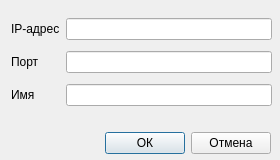
This is dialogsetup.ui in IDLp1/dipp as Qt 5 draws it before an edit. The edited form follows.
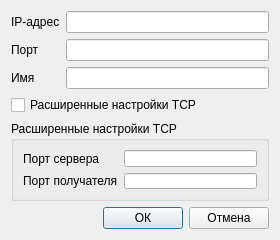
This is the edited form.

Patch:
```diff
--- a/dialogsetup.ui
+++ b/dialogsetup.ui
@@ -7,7 +7,7 @@
     <x>0</x>
     <y>0</y>
     <width>280</width>
-    <height>160</height>
+    <height>240</height>
    </rect>
   </property>
   <property name="sizePolicy">
@@ -19,67 +19,21 @@
   <property name="minimumSize">
    <size>
     <width>280</width>
-    <height>160</height>
+    <height>240</height>
    </size>
   </property>
   <property name="maximumSize">
    <size>
     <width>280</width>
-    <height>160</height>
+    <height>240</height>
    </size>
   </property>
   <property name="windowTitle">
    <string>Настройки</string>
   </property>
-  <widget class="QWidget" name="layoutWidget">
-   <property name="geometry">
-    <rect>
-     <x>20</x>
-     <y>130</y>
-     <width>251</width>
-     <height>27</height>
-    </rect>
-   </property>
-   <layout class="QHBoxLayout" name="horizontalLayout">
+  <layout class="QVBoxLayout" name="verticalLayout">
     <item>
-     <spacer name="horizontalSpacer">
-      <property name="orientation">
-       <enum>Qt::Horizontal</enum>
-      </property>
-      <property name="sizeHint" stdset="0">
-       <size>
-        <width>40</width>
-        <height>20</height>
-       </size>
-      </property>
-     </spacer>
-    </item>
-    <item>
-     <widget class="QPushButton" name="button_ok">
-      <property name="text">
-       <string>ОК</string>
-      </property>
-     </widget>
-    </item>
-    <item>
-     <widget class="QPushButton" name="button_cancel">
-      <property name="text">
-       <string>Отмена</string>
-      </property>
-     </widget>
-    </item>
-   </layout>
-  </widget>
-  <widget class="QWidget" name="layoutWidget">
-   <property name="geometry">
-    <rect>
-     <x>11</x>
-     <y>13</y>
-     <width>261</width>
-     <height>100</height>
-    </rect>
-   </property>
-   <layout class="QGridLayout" name="gridLayout">
+    <layout class="QGridLayout" name="main_setup_layout">
     <item row="0" column="0">
      <widget class="QLabel" name="label_ip">
       <property name="text">
@@ -111,7 +65,75 @@
      <widget class="QLineEdit" name="line_edit_nickname"/>
     </item>
    </layout>
-  </widget>
+   </item>
+   <item>
+    <widget class="QCheckBox" name="check_box">
+     <property name="text">
+      <string>Расширенные настройки TCP</string>
+     </property>
+    </widget>
+   </item>
+   <item>
+    <widget class="QGroupBox" name="group_box">
+     <property name="title">
+      <string>Расширенные настройки TCP</string>
+     </property>
+     <layout class="QGridLayout" name="gridLayout_2">
+      <item row="0" column="0">
+       <widget class="QLabel" name="label">
+        <property name="text">
+         <string>Порт сервера</string>
+        </property>
+       </widget>
+      </item>
+      <item row="0" column="1">
+       <widget class="QLineEdit" name="line_edit_port_server"/>
+      </item>
+      <item row="1" column="0">
+       <widget class="QLabel" name="label_3">
+        <property name="text">
+         <string>Порт получателя</string>
+        </property>
+       </widget>
+      </item>
+      <item row="1" column="1">
+       <widget class="QLineEdit" name="line_edit_port_client"/>
+      </item>
+     </layout>
+    </widget>
+   </item>
+   <item>
+    <layout class="QHBoxLayout" name="box_layout">
+     <item>
+      <spacer name="horizontalSpacer">
+       <property name="orientation">
+        <enum>Qt::Horizontal</enum>
+       </property>
+       <property name="sizeHint" stdset="0">
+        <size>
+         <width>40</width>
+         <height>20</height>
+        </size>
+       </property>
+      </spacer>
+     </item>
+     <item>
+      <widget class="QPushButton" name="button_ok">
+       <property name="text">
+        <string>ОК</string>
+       </property>
+      </widget>
+     </item>
+     <item>
+      <widget class="QPushButton" name="button_cancel">
+       <property name="text">
+        <string>Отмена</string>
+       </property>
+      </widget>
+     </item>
+    </layout>
+   </item>
+  </layout>
  </widget>
  <resources/>
  <connections/>
```
Lines whose indentation alone changed are shown as unchanged.
